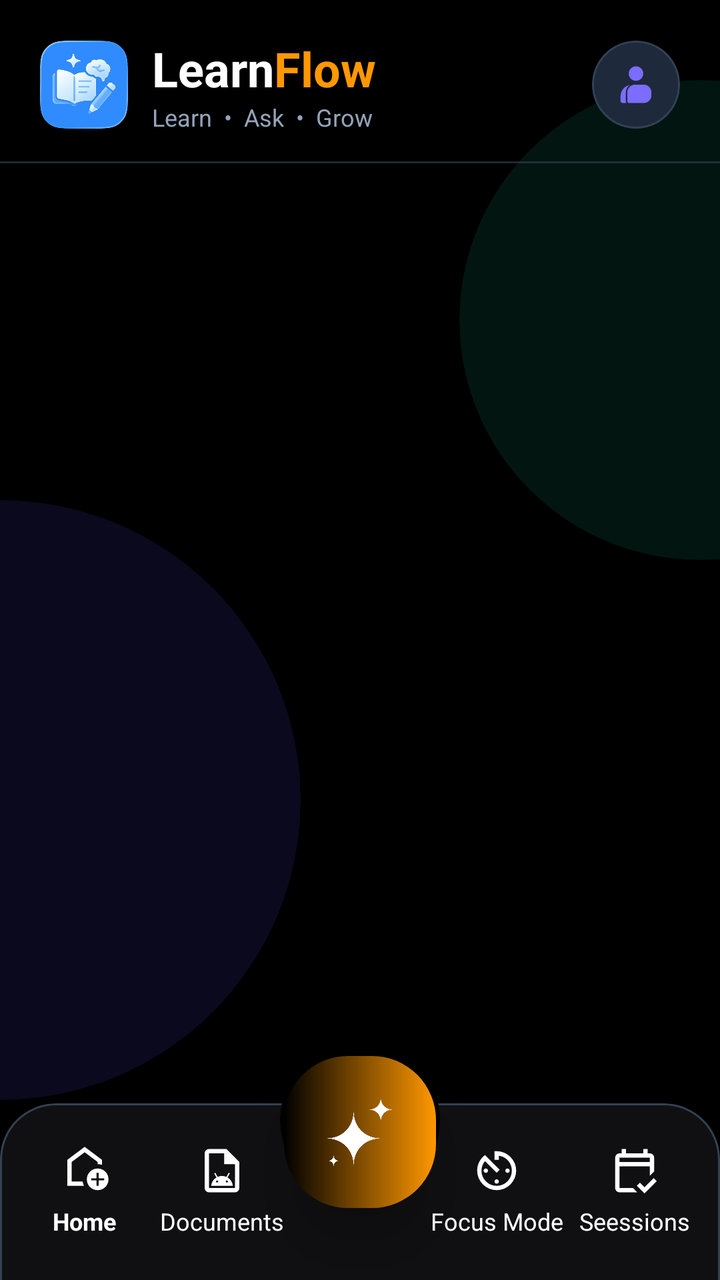
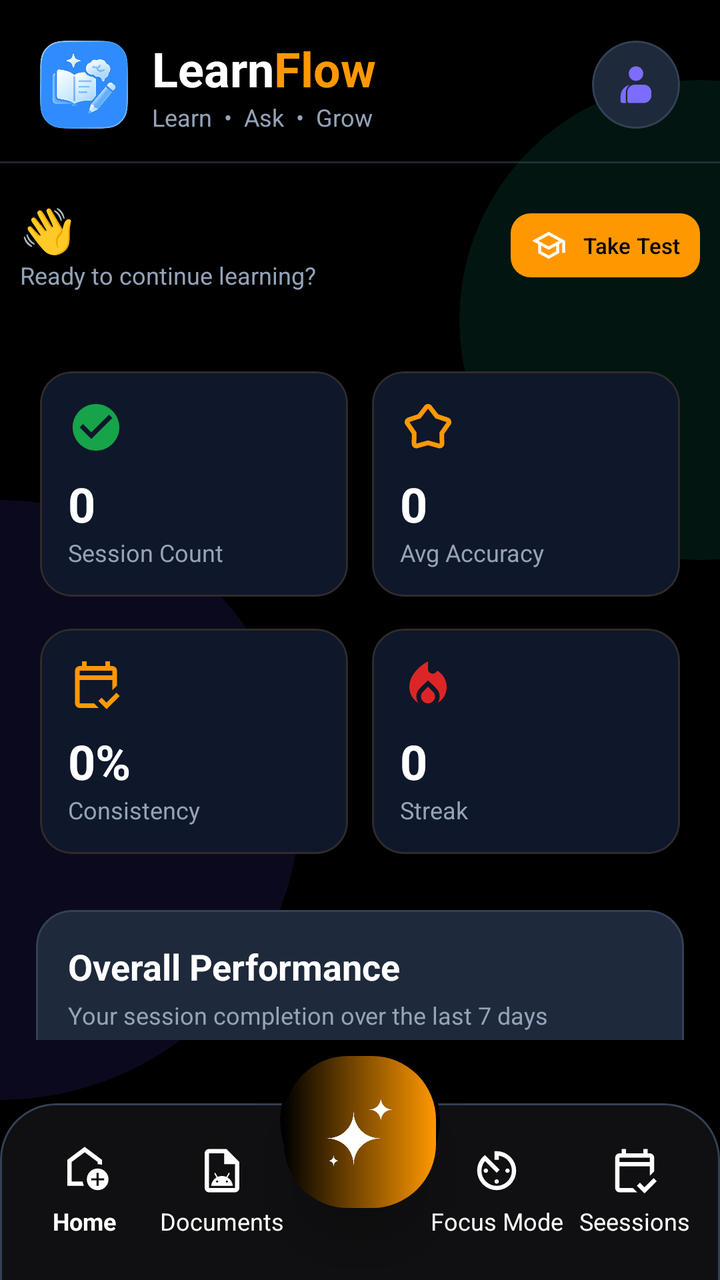

Compare the two renders of this Android layout. The source of the first and the diff that turns it into the second are given below.
<!-- AndroidManifest.xml: application theme Theme.LearnFlow -->
<!-- res/layout/activity_main.xml -->
<?xml version="1.0" encoding="utf-8"?>
<FrameLayout xmlns:android="http://schemas.android.com/apk/res/android"
    xmlns:app="http://schemas.android.com/apk/res-auto"
    android:id="@+id/main"
    android:layout_width="match_parent"
    android:layout_height="match_parent"
    android:background="@color/black">

    <com.google.android.material.card.MaterialCardView
        android:layout_width="240dp"
        android:layout_height="240dp"
        android:layout_gravity="top|end"
        android:layout_marginTop="40dp"
        android:layout_marginEnd="-110dp"
        app:cardBackgroundColor="#1A1FC9A0"
        app:cardCornerRadius="120dp"
        app:cardElevation="0dp"
        app:strokeWidth="0dp" />

    <com.google.android.material.card.MaterialCardView
        android:layout_width="300dp"
        android:layout_height="300dp"
        android:layout_gravity="bottom|start"
        android:layout_marginStart="-150dp"
        android:layout_marginBottom="90dp"
        app:cardBackgroundColor="#1F5B4CF5"
        app:cardCornerRadius="150dp"
        app:cardElevation="0dp"
        app:strokeWidth="0dp" />

    <LinearLayout
        android:layout_width="match_parent"
        android:layout_height="wrap_content"
        android:layout_gravity="top"
        android:orientation="vertical">

        <LinearLayout
            android:id="@+id/header"
            android:layout_width="match_parent"
            android:layout_height="wrap_content"
            android:gravity="center_vertical"
            android:orientation="horizontal"
            android:paddingStart="20dp"
            android:paddingTop="18dp"
            android:paddingEnd="20dp"
            android:paddingBottom="14dp">

            <ImageView
                android:layout_width="44dp"
                android:layout_height="44dp"
                android:contentDescription="LearnFlow logo"
                android:src="@drawable/icon" />

            <LinearLayout
                android:layout_width="0dp"
                android:layout_height="wrap_content"
                android:layout_marginStart="12dp"
                android:layout_weight="1"
                android:orientation="vertical">

                <LinearLayout
                    android:layout_width="wrap_content"
                    android:layout_height="wrap_content"
                    android:orientation="horizontal">

                    <TextView
                        android:layout_width="wrap_content"
                        android:layout_height="wrap_content"
                        android:text="Learn"
                        android:textColor="@color/white"
                        android:textSize="24sp"
                        android:textStyle="bold" />

                    <TextView
                        android:layout_width="wrap_content"
                        android:layout_height="wrap_content"
                        android:text="Flow"
                        android:textColor="@color/orange"
                        android:textSize="24sp"
                        android:textStyle="bold" />
                </LinearLayout>

                <TextView
                    android:layout_width="wrap_content"
                    android:layout_height="wrap_content"
                    android:text="Learn  •  Ask  •  Grow"
                    android:textColor="@color/dark_text_secondary"
                    android:textSize="12sp" />
            </LinearLayout>

            <com.google.android.material.card.MaterialCardView
                android:id="@+id/btnProfile"
                android:layout_width="44dp"
                android:layout_height="44dp"
                android:clickable="true"
                android:contentDescription="Profile"
                android:focusable="true"
                app:cardBackgroundColor="@color/dark_surface"
                app:cardCornerRadius="22dp"
                app:cardElevation="0dp"
                app:strokeColor="@color/dark_surface_variant"
                app:strokeWidth="1dp">

                <ImageView
                    android:layout_width="22dp"
                    android:layout_height="22dp"
                    android:layout_gravity="center"
                    android:contentDescription="@null"
                    android:src="@drawable/ic_profile"
                    app:tint="#7C6CFF" />
            </com.google.android.material.card.MaterialCardView>
        </LinearLayout>

        <View
            android:layout_width="match_parent"
            android:layout_height="1dp"
            android:background="@color/dark_surface_variant"
            android:alpha="0.6" />
    </LinearLayout>

    <LinearLayout
        android:layout_width="match_parent"
        android:layout_height="match_parent"
        android:layout_marginTop="90dp"
        android:layout_marginBottom="120dp"
        android:gravity="center"
        android:orientation="vertical">



        <ProgressBar
            android:id="@+id/loader"
            style="?android:attr/progressBarStyle"
            android:layout_width="44dp"
            android:layout_height="44dp"
            android:layout_marginTop="48dp"
            android:indeterminate="true"
            android:indeterminateTint="#1FC9A0" />
    </LinearLayout>

    <FrameLayout
        android:id="@+id/bottomNav"
        android:layout_width="match_parent"
        android:layout_height="120dp"
        android:layout_gravity="bottom">

        <com.google.android.material.card.MaterialCardView
            android:id="@+id/bottomNavBar"
            android:layout_width="match_parent"
            android:layout_height="116dp"
            android:layout_gravity="bottom"
            android:layout_marginBottom="-28dp"
            app:cardBackgroundColor="#101012"
            app:cardCornerRadius="28dp"
            app:cardElevation="12dp"
            app:strokeColor="@color/dark_surface_variant"
            app:strokeWidth="1dp">

            <LinearLayout
                android:layout_width="match_parent"
                android:layout_height="88dp"
                android:gravity="center"
                android:orientation="horizontal"
                android:paddingStart="8dp"
                android:paddingEnd="8dp">

                <LinearLayout
                    android:id="@+id/navHome"
                    android:layout_width="0dp"
                    android:layout_height="match_parent"
                    android:layout_weight="1"
                    android:background="?attr/selectableItemBackgroundBorderless"
                    android:clickable="true"
                    android:focusable="true"
                    android:gravity="center"
                    android:orientation="vertical">

                    <ImageView
                        android:layout_width="26dp"
                        android:layout_height="26dp"
                        android:contentDescription="@null"
                        android:src="@drawable/ic_home"
                        app:tint="@color/white" />

                    <TextView
                        android:layout_width="wrap_content"
                        android:layout_height="wrap_content"
                        android:layout_marginTop="4dp"
                        android:text="Home"
                        android:textColor="@color/white"
                        android:textSize="12sp"
                        android:textStyle="bold" />
                </LinearLayout>

                <LinearLayout
                    android:id="@+id/navDocuments"
                    android:layout_width="0dp"
                    android:layout_height="match_parent"
                    android:layout_weight="1"
                    android:background="?attr/selectableItemBackgroundBorderless"
                    android:clickable="true"
                    android:focusable="true"
                    android:gravity="center"
                    android:orientation="vertical">

                    <ImageView
                        android:layout_width="26dp"
                        android:layout_height="26dp"
                        android:contentDescription="@null"
                        android:src="@drawable/ic_document"
                        app:tint="@color/white" />

                    <TextView
                        android:layout_width="wrap_content"
                        android:layout_height="wrap_content"
                        android:layout_marginTop="4dp"
                        android:text="Documents"
                        android:textColor="@color/white"
                        android:textSize="12sp" />
                </LinearLayout>

                <View
                    android:layout_width="0dp"
                    android:layout_height="match_parent"
                    android:layout_weight="1" />

                <LinearLayout
                    android:id="@+id/navFocus"
                    android:layout_width="0dp"
                    android:layout_height="match_parent"
                    android:layout_weight="1"
                    android:background="?attr/selectableItemBackgroundBorderless"
                    android:clickable="true"
                    android:focusable="true"
                    android:gravity="center"
                    android:orientation="vertical">

                    <ImageView
                        android:layout_width="26dp"
                        android:layout_height="26dp"
                        android:contentDescription="@null"
                        android:src="@drawable/ic_focus"
                        app:tint="@color/white" />

                    <TextView
                        android:layout_width="wrap_content"
                        android:layout_height="wrap_content"
                        android:layout_marginTop="4dp"
                        android:text="Focus Mode"
                        android:textColor="@color/white"
                        android:textSize="12sp" />
                </LinearLayout>

                <LinearLayout
                    android:id="@+id/navSession"
                    android:layout_width="0dp"
                    android:layout_height="match_parent"
                    android:layout_weight="1"
                    android:background="?attr/selectableItemBackgroundBorderless"
                    android:clickable="true"
                    android:focusable="true"
                    android:gravity="center"
                    android:orientation="vertical">

                    <ImageView
                        android:layout_width="26dp"
                        android:layout_height="26dp"
                        android:contentDescription="@null"
                        android:src="@drawable/ic_session"
                        app:tint="@color/white" />

                    <TextView
                        android:layout_width="wrap_content"
                        android:layout_height="wrap_content"
                        android:layout_marginTop="4dp"
                        android:text="Seessions"
                        android:textColor="@color/white"
                        android:textSize="12sp" />
                </LinearLayout>
            </LinearLayout>
        </com.google.android.material.card.MaterialCardView>

        <com.google.android.material.card.MaterialCardView
            android:layout_width="80dp"
            android:layout_height="80dp"
            android:layout_gravity="top|center_horizontal"
            app:cardBackgroundColor="@color/black"
            app:cardCornerRadius="100dp"
            app:cardElevation="12dp"
            app:strokeWidth="0dp" />

        <FrameLayout
            android:id="@+id/navAI"
            android:layout_width="76dp"
            android:layout_height="76dp"
            android:layout_gravity="top|center_horizontal"
            android:layout_marginTop="8dp"
            android:background="@drawable/button"
            android:clickable="true"
            android:focusable="true"
            android:foreground="?attr/selectableItemBackgroundBorderless"
            android:elevation="16dp"
            android:contentDescription="AI assistant">

            <ImageView
                android:layout_width="40dp"
                android:layout_height="40dp"
                android:layout_gravity="center"
                android:src="@drawable/ic_sparkles"
                android:contentDescription="@null"
                app:tint="@color/white" />

        </FrameLayout>
    </FrameLayout>

</FrameLayout>
<!-- resources referenced by this layout -->
<resources>
  <color name="black">#000000</color>
  <color name="dark_surface">#1E293B</color>
  <color name="dark_surface_variant">#334155</color>
  <color name="dark_text_secondary">#94A3B8</color>
  <color name="orange">#FF9800</color>
  <color name="white">#ffffff</color>
  <style name="Theme.LearnFlow" parent="Base.Theme.LearnFlow" />
  <style name="Base.Theme.LearnFlow" parent="Theme.Material3.DayNight.NoActionBar">
          
          
      </style>
  <!-- unchanged entries left out for length: 8 -->
</resources>

<!-- the commit's change to res/layout/activity_main.xml (unified diff, before → after) -->
@@ -118,25 +118,185 @@
             android:alpha="0.6" />
     </LinearLayout>
 
-    <LinearLayout
+
+    <ScrollView
         android:layout_width="match_parent"
         android:layout_height="match_parent"
         android:layout_marginTop="90dp"
         android:layout_marginBottom="120dp"
-        android:gravity="center"
-        android:orientation="vertical">
-
-
-
-        <ProgressBar
-            android:id="@+id/loader"
-            style="?android:attr/progressBarStyle"
-            android:layout_width="44dp"
-            android:layout_height="44dp"
-            android:layout_marginTop="48dp"
-            android:indeterminate="true"
-            android:indeterminateTint="#1FC9A0" />
-    </LinearLayout>
+        android:fillViewport="true"
+        android:clipToPadding="false"
+        android:scrollbars="none">
+
+        <LinearLayout
+            android:layout_width="match_parent"
+            android:layout_height="wrap_content"
+            android:orientation="vertical"
+            android:paddingBottom="24dp">
+
+            <LinearLayout
+                android:layout_width="match_parent"
+                android:layout_height="wrap_content"
+                android:layout_margin="10dp"
+                android:orientation="horizontal"
+                android:gravity="center_vertical">
+
+                <LinearLayout
+                    android:layout_width="0dp"
+                    android:layout_height="wrap_content"
+                    android:layout_weight="1"
+                    android:orientation="vertical">
+
+                    <TextView
+                        android:id="@+id/txtGreeting"
+                        android:layout_width="wrap_content"
+                        android:layout_height="wrap_content"
+                        android:text="👋"
+                        android:textColor="@color/white"
+                        android:textSize="22sp"
+                        android:textStyle="bold" />
+
+                    <TextView
+                        android:layout_width="wrap_content"
+                        android:layout_height="wrap_content"
+                        android:text="Ready to continue learning?"
+                        android:textColor="@color/dark_text_secondary"
+                        android:textSize="12sp" />
+
+                </LinearLayout>
+
+                <com.google.android.material.button.MaterialButton
+                    android:id="@+id/btnTakeTest"
+                    android:layout_width="wrap_content"
+                    android:layout_height="40dp"
+                    android:minHeight="36dp"
+                    android:text="Take Test"
+                    android:textSize="11sp"
+                    android:textColor="@color/black"
+                    android:paddingHorizontal="10dp"
+                    app:cornerRadius="10dp"
+                    app:icon="@drawable/ic_quiz"
+                    app:backgroundTint="@color/orange" />
+
+            </LinearLayout>
+
+
+            <LinearLayout
+                android:layout_width="match_parent"
+                android:layout_height="wrap_content"
+                android:layout_marginTop="24dp"
+                android:orientation="vertical"
+                android:paddingHorizontal="14dp">
+
+                <LinearLayout
+                    android:layout_width="match_parent"
+                    android:layout_height="wrap_content"
+                    android:orientation="horizontal">
+
+                    <include
+                        layout="@layout/session_count_card"
+                        android:layout_width="0dp"
+                        android:layout_height="wrap_content"
+                        android:layout_weight="1"
+                        android:layout_margin="6dp" />
+
+                    <include
+                        layout="@layout/accuracy_card"
+                        android:layout_width="0dp"
+                        android:layout_height="wrap_content"
+                        android:layout_weight="1"
+                        android:layout_margin="6dp" />
+
+                </LinearLayout>
+
+                <LinearLayout
+                    android:layout_width="match_parent"
+                    android:layout_height="wrap_content"
+                    android:layout_marginTop="4dp"
+                    android:orientation="horizontal">
+
+                    <include
+                        layout="@layout/consistancy"
+                        android:layout_width="0dp"
+                        android:layout_height="wrap_content"
+                        android:layout_weight="1"
+                        android:layout_margin="6dp" />
+
+                    <include
+                        layout="@layout/streak_card"
+                        android:layout_width="0dp"
+                        android:layout_height="wrap_content"
+                        android:layout_weight="1"
+                        android:layout_margin="6dp" />
+
+                </LinearLayout>
+
+            </LinearLayout>
+
+
+
+            
+
+            <com.google.android.material.card.MaterialCardView
+                android:id="@+id/cardPerformance"
+                android:layout_width="match_parent"
+                android:layout_height="310dp"
+                android:layout_marginStart="18dp"
+                android:layout_marginTop="22dp"
+                android:layout_marginEnd="18dp"
+                app:cardBackgroundColor="@color/dark_surface"
+                app:cardCornerRadius="18dp"
+                app:cardElevation="0dp"
+                app:strokeColor="@color/dark_surface_variant"
+                app:strokeWidth="1dp">
+
+                <LinearLayout
+                    android:layout_width="match_parent"
+                    android:layout_height="match_parent"
+                    android:orientation="vertical"
+                    android:padding="16dp">
+
+                    <TextView
+                        android:layout_width="match_parent"
+                        android:layout_height="wrap_content"
+                        android:text="Overall Performance"
+                        android:textColor="@color/white"
+                        android:textSize="18sp"
+                        android:textStyle="bold" />
+
+                    <TextView
+                        android:layout_width="match_parent"
+                        android:layout_height="wrap_content"
+                        android:layout_marginTop="4dp"
+                        android:text="Your session completion over the last 7 days"
+                        android:textColor="@color/dark_text_secondary"
+                        android:textSize="12sp" />
+
+                    <com.github.mikephil.charting.charts.LineChart
+                        android:id="@+id/performanceChart"
+                        android:layout_width="match_parent"
+                        android:layout_height="0dp"
+                        android:layout_marginTop="12dp"
+                        android:layout_weight="1" />
+
+                </LinearLayout>
+
+            </com.google.android.material.card.MaterialCardView>
+
+            <ProgressBar
+                android:id="@+id/loader"
+                style="?android:attr/progressBarStyle"
+                android:layout_width="44dp"
+                android:layout_height="44dp"
+                android:layout_gravity="center"
+                android:layout_marginTop="30dp"
+                android:indeterminate="true"
+                android:indeterminateTint="#1FC9A0" />
+
+        </LinearLayout>
+
+    </ScrollView>
+
 
     <FrameLayout
         android:id="@+id/bottomNav"
@@ -314,3 +474,195 @@
     </FrameLayout>
 
 </FrameLayout>
+<!-- res/layout/session_count_card.xml (included above) -->
+<?xml version="1.0" encoding="utf-8"?>
+<com.google.android.material.card.MaterialCardView
+    xmlns:android="http://schemas.android.com/apk/res/android"
+    xmlns:app="http://schemas.android.com/apk/res-auto"
+    android:id="@+id/cardAccuracy"
+    android:layout_width="150dp"
+    android:layout_height="130dp"
+    app:cardBackgroundColor="@color/text_primary"
+    app:cardCornerRadius="16dp"
+    app:cardElevation="0dp"
+    app:strokeColor="#302B2B"
+    app:strokeWidth="1dp">
+
+    <LinearLayout
+        android:layout_width="match_parent"
+        android:layout_height="match_parent"
+        android:orientation="vertical"
+        android:gravity="center_vertical"
+        android:padding="14dp">
+
+        <ImageView
+            android:layout_width="28dp"
+            android:layout_height="28dp"
+            android:src="@drawable/ic_count"
+            android:contentDescription="Session Count"
+            app:tint="@color/success" />
+
+        <TextView
+            android:id="@+id/txtCount"
+            android:layout_width="wrap_content"
+            android:layout_height="wrap_content"
+            android:layout_marginTop="8dp"
+            android:text="0"
+            android:textColor="@color/white"
+            android:textSize="24sp"
+            android:textStyle="bold" />
+
+        <TextView
+            android:layout_width="wrap_content"
+            android:layout_height="wrap_content"
+            android:text="Session Count"
+            android:textColor="@color/dark_text_secondary"
+            android:textSize="12sp" />
+
+    </LinearLayout>
+
+</com.google.android.material.card.MaterialCardView>
+<!-- res/layout/accuracy_card.xml (included above) -->
+<?xml version="1.0" encoding="utf-8"?>
+<com.google.android.material.card.MaterialCardView
+    xmlns:android="http://schemas.android.com/apk/res/android"
+    xmlns:app="http://schemas.android.com/apk/res-auto"
+    android:id="@+id/cardAccuracy"
+    android:layout_width="150dp"
+    android:layout_height="130dp"
+    app:cardBackgroundColor="@color/text_primary"
+    app:cardCornerRadius="16dp"
+    app:cardElevation="0dp"
+    app:strokeColor="#302B2B"
+    app:strokeWidth="1dp">
+
+    <LinearLayout
+        android:layout_width="match_parent"
+        android:layout_height="match_parent"
+        android:orientation="vertical"
+        android:gravity="center_vertical"
+        android:padding="14dp">
+
+        <ImageView
+            android:layout_width="28dp"
+            android:layout_height="28dp"
+            android:src="@drawable/ic_completion"
+            android:contentDescription="Consistency"
+            app:tint="@color/orange" />
+
+        <TextView
+            android:id="@+id/txtAccuracy"
+            android:layout_width="wrap_content"
+            android:layout_height="wrap_content"
+            android:layout_marginTop="8dp"
+            android:text="0"
+            android:textColor="@color/white"
+            android:textSize="24sp"
+            android:textStyle="bold" />
+
+        <TextView
+            android:layout_width="wrap_content"
+            android:layout_height="wrap_content"
+            android:text="Avg Accuracy"
+            android:textColor="@color/dark_text_secondary"
+            android:textSize="12sp" />
+
+    </LinearLayout>
+
+</com.google.android.material.card.MaterialCardView>
+<!-- res/layout/consistancy.xml (included above) -->
+<?xml version="1.0" encoding="utf-8"?>
+<com.google.android.material.card.MaterialCardView
+    xmlns:android="http://schemas.android.com/apk/res/android"
+    xmlns:app="http://schemas.android.com/apk/res-auto"
+    android:id="@+id/cardAccuracy"
+    android:layout_width="150dp"
+    android:layout_height="130dp"
+    app:cardBackgroundColor="@color/text_primary"
+    app:cardCornerRadius="16dp"
+    app:cardElevation="0dp"
+    app:strokeColor="#302B2B"
+    app:strokeWidth="1dp">
+
+    <LinearLayout
+        android:layout_width="match_parent"
+        android:layout_height="match_parent"
+        android:orientation="vertical"
+        android:gravity="center_vertical"
+        android:padding="14dp">
+
+        <ImageView
+            android:layout_width="28dp"
+            android:layout_height="28dp"
+            android:src="@drawable/ic_session"
+            android:contentDescription="Average Accuracy"
+            app:tint="@color/orange" />
+
+        <TextView
+            android:id="@+id/txtConsistancy"
+            android:layout_width="wrap_content"
+            android:layout_height="wrap_content"
+            android:layout_marginTop="8dp"
+            android:text="0%"
+            android:textColor="@color/white"
+            android:textSize="24sp"
+            android:textStyle="bold" />
+
+        <TextView
+            android:layout_width="wrap_content"
+            android:layout_height="wrap_content"
+            android:text="Consistency"
+            android:textColor="@color/dark_text_secondary"
+            android:textSize="12sp" />
+
+    </LinearLayout>
+
+</com.google.android.material.card.MaterialCardView>
+<!-- res/layout/streak_card.xml (included above) -->
+<?xml version="1.0" encoding="utf-8"?>
+<com.google.android.material.card.MaterialCardView
+    xmlns:android="http://schemas.android.com/apk/res/android"
+    xmlns:app="http://schemas.android.com/apk/res-auto"
+    android:id="@+id/cardAccuracy"
+    android:layout_width="150dp"
+    android:layout_height="130dp"
+    app:cardBackgroundColor="@color/text_primary"
+    app:cardCornerRadius="16dp"
+    app:cardElevation="0dp"
+    app:strokeColor="#302B2B"
+    app:strokeWidth="1dp">
+
+    <LinearLayout
+        android:layout_width="match_parent"
+        android:layout_height="match_parent"
+        android:orientation="vertical"
+        android:gravity="center_vertical"
+        android:padding="14dp">
+
+        <ImageView
+            android:layout_width="28dp"
+            android:layout_height="28dp"
+            android:src="@drawable/ic_flame"
+            android:contentDescription="Streak"
+            app:tint="@color/error" />
+
+        <TextView
+            android:id="@+id/txtStreak"
+            android:layout_width="wrap_content"
+            android:layout_height="wrap_content"
+            android:layout_marginTop="8dp"
+            android:text="0"
+            android:textColor="@color/white"
+            android:textSize="24sp"
+            android:textStyle="bold" />
+
+        <TextView
+            android:layout_width="wrap_content"
+            android:layout_height="wrap_content"
+            android:text="Streak"
+            android:textColor="@color/dark_text_secondary"
+            android:textSize="12sp" />
+
+    </LinearLayout>
+
+</com.google.android.material.card.MaterialCardView>
<!-- resource entries referenced after the edit -->
@@ -4,8 +4,37 @@
   <color name="dark_surface">#1E293B</color>
   <color name="dark_surface_variant">#334155</color>
   <color name="dark_text_secondary">#94A3B8</color>
+  <color name="error">#DC2626</color>
   <color name="orange">#FF9800</color>
+  <color name="success">#16A34A</color>
+  <color name="text_primary">#0F172A</color>
   <color name="white">#ffffff</color>
+  <!-- drawable ic_completion (drawable) -->
+  <vector xmlns:android="http://schemas.android.com/apk/res/android" android:height="24dp" android:tint="#FFFFFF" android:viewportHeight="960" android:viewportWidth="960" android:width="24dp">
+        
+      <path android:fillColor="@android:color/white" android:pathData="M305,256L417,111Q429,95 445.5,87.5Q462,80 480,80Q498,80 514.5,87.5Q531,95 543,111L655,256L825,313Q851,321 866,342.5Q881,364 881,390Q881,402 877.5,414Q874,426 866,437L756,593L760,757Q761,792 737,816Q713,840 681,840Q679,840 659,837L480,787L301,837Q296,839 290,839.5Q284,840 279,840Q247,840 223,816Q199,792 200,757L204,592L95,437Q87,426 83.5,414Q80,402 80,390Q80,365 94.5,343.5Q109,322 135,313L305,256ZM354,325L160,389Q160,389 160,389Q160,389 160,389L284,568L280,759Q280,759 280,759Q280,759 280,759L480,704L680,760Q680,760 680,760Q680,760 680,760L676,568L800,391Q800,391 800,391Q800,391 800,391L606,325L480,160Q480,160 480,160Q480,160 480,160L354,325ZM480,460L480,460Q480,460 480,460Q480,460 480,460L480,460L480,460Q480,460 480,460Q480,460 480,460L480,460L480,460Q480,460 480,460Q480,460 480,460L480,460L480,460Q480,460 480,460Q480,460 480,460L480,460L480,460Q480,460 480,460Q480,460 480,460Z"/>
+      
+  </vector>
+  <!-- drawable ic_count (drawable) -->
+  <vector xmlns:android="http://schemas.android.com/apk/res/android" android:height="24dp" android:tint="#FFFFFF" android:viewportHeight="24" android:viewportWidth="24" android:width="24dp">
+        
+      <path android:fillColor="@android:color/white" android:pathData="M12,2C6.48,2 2,6.48 2,12s4.48,10 10,10 10,-4.48 10,-10S17.52,2 12,2zM10,17l-5,-5 1.41,-1.41L10,14.17l7.59,-7.59L19,8l-9,9z"/>
+      
+  </vector>
+  <!-- drawable ic_flame (drawable) -->
+  <vector xmlns:android="http://schemas.android.com/apk/res/android" android:height="24dp" android:tint="#FFFFFF" android:viewportHeight="24" android:viewportWidth="24" android:width="24dp">
+        
+      <path android:fillColor="@android:color/white" android:pathData="M12,12.9l-2.13,2.09C9.31,15.55 9,16.28 9,17.06C9,18.68 10.35,20 12,20s3,-1.32 3,-2.94c0,-0.78 -0.31,-1.52 -0.87,-2.07L12,12.9z"/>
+        
+      <path android:fillColor="@android:color/white" android:pathData="M16,6l-0.44,0.55C14.38,8.02 12,7.19 12,5.3V2c0,0 -8,4 -8,11c0,2.92 1.56,5.47 3.89,6.86C7.33,19.07 7,18.1 7,17.06c0,-1.32 0.52,-2.56 1.47,-3.5L12,10.1l3.53,3.47c0.95,0.93 1.47,2.17 1.47,3.5c0,1.02 -0.31,1.96 -0.85,2.75c1.89,-1.15 3.29,-3.06 3.71,-5.3C20.52,10.97 18.79,7.62 16,6z"/>
+      
+  </vector>
+  <!-- drawable ic_quiz (drawable) -->
+  <vector xmlns:android="http://schemas.android.com/apk/res/android" android:height="24dp" android:tint="#FFFFFF" android:viewportHeight="960" android:viewportWidth="960" android:width="24dp">
+        
+      <path android:fillColor="@android:color/white" android:pathData="M480,840L200,688L200,448L40,360L480,120L920,360L920,680L840,680L840,404L760,448L760,688L480,840ZM480,508L754,360L480,212L206,360L480,508ZM480,749L680,641L680,490L480,600L280,490L280,641L480,749ZM480,508L480,508L480,508L480,508ZM480,598L480,598L480,598L480,598L480,598L480,598L480,598L480,598ZM480,598L480,598L480,598L480,598L480,598L480,598L480,598L480,598Z"/>
+      
+  </vector>
   <style name="Theme.LearnFlow" parent="Base.Theme.LearnFlow" />
   <style name="Base.Theme.LearnFlow" parent="Theme.Material3.DayNight.NoActionBar">
           
